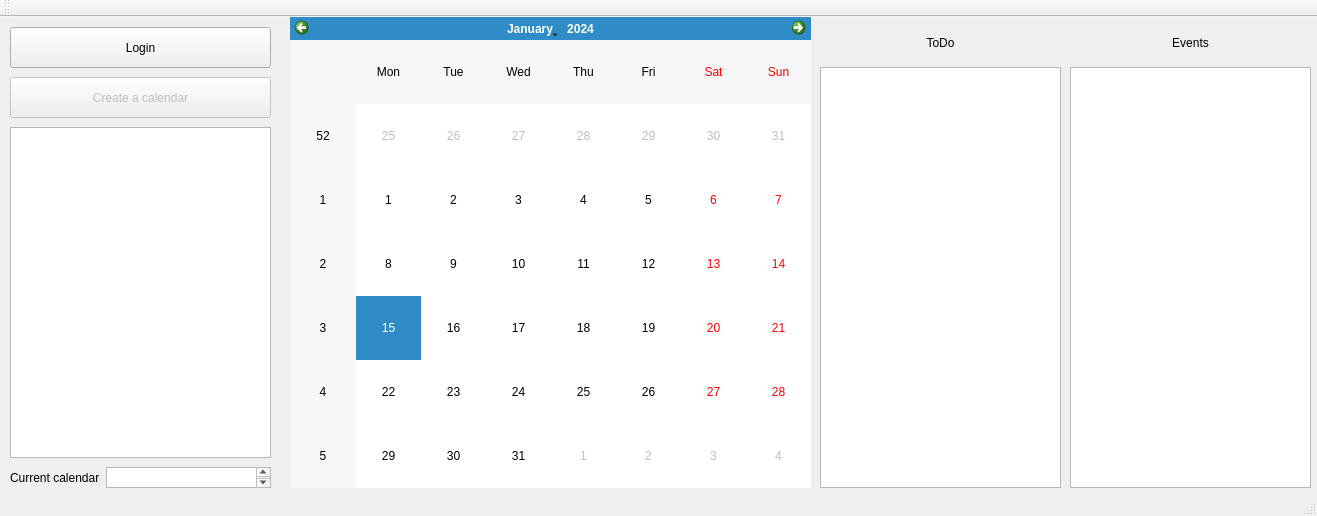
piccirilloth/Calendar-and-To-Do-list-CalDav, file qtcreatorTest/Headers/mainwindow.ui: the form before one commit.
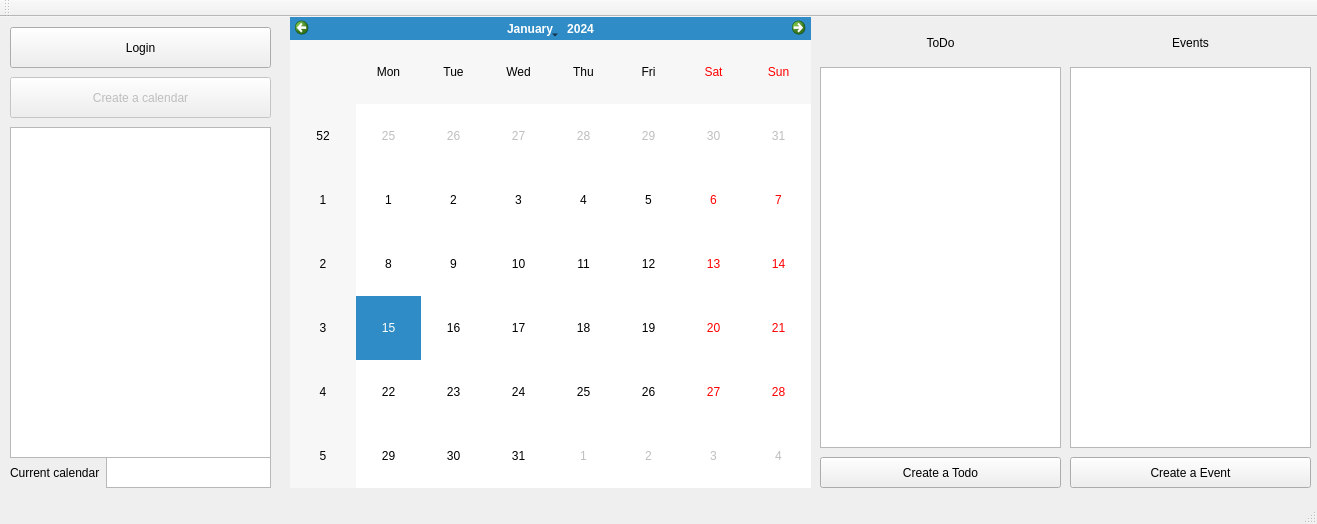
The form after the commit.

Commit message: create a new event started

What changed in the file:
```diff
--- a/qtcreatorTest/Headers/mainwindow.ui
+++ b/qtcreatorTest/Headers/mainwindow.ui
@@ -7,7 +7,7 @@
     <x>0</x>
     <y>0</y>
     <width>1317</width>
-    <height>516</height>
+    <height>524</height>
    </rect>
   </property>
   <property name="windowTitle">
@@ -30,7 +30,7 @@
       <x>820</x>
       <y>50</y>
       <width>241</width>
-      <height>421</height>
+      <height>381</height>
      </rect>
     </property>
    </widget>
@@ -88,7 +88,7 @@
       <x>1070</x>
       <y>50</y>
       <width>241</width>
-      <height>421</height>
+      <height>381</height>
      </rect>
     </property>
    </widget>
@@ -138,13 +138,13 @@
      <set>Qt::AlignCenter</set>
     </property>
    </widget>
-   <widget class="QWidget" name="">
+   <widget class="QWidget" name="layoutWidget">
     <property name="geometry">
      <rect>
       <x>10</x>
-      <y>450</y>
+      <y>440</y>
       <width>261</width>
-      <height>21</height>
+      <height>31</height>
      </rect>
     </property>
     <layout class="QHBoxLayout" name="horizontalLayout">
@@ -160,6 +160,32 @@
      </item>
     </layout>
    </widget>
+   <widget class="QPushButton" name="pushButton_createTodo">
+    <property name="geometry">
+     <rect>
+      <x>820</x>
+      <y>440</y>
+      <width>241</width>
+      <height>31</height>
+     </rect>
+    </property>
+    <property name="text">
+     <string>Create a Todo</string>
+    </property>
+   </widget>
+   <widget class="QPushButton" name="pushButton_createEvent">
+    <property name="geometry">
+     <rect>
+      <x>1070</x>
+      <y>440</y>
+      <width>241</width>
+      <height>31</height>
+     </rect>
+    </property>
+    <property name="text">
+     <string>Create a Event</string>
+    </property>
+   </widget>
   </widget>
   <widget class="QStatusBar" name="statusbar"/>
   <widget class="QToolBar" name="toolBar">
```
The commit also changes 90 other files.
